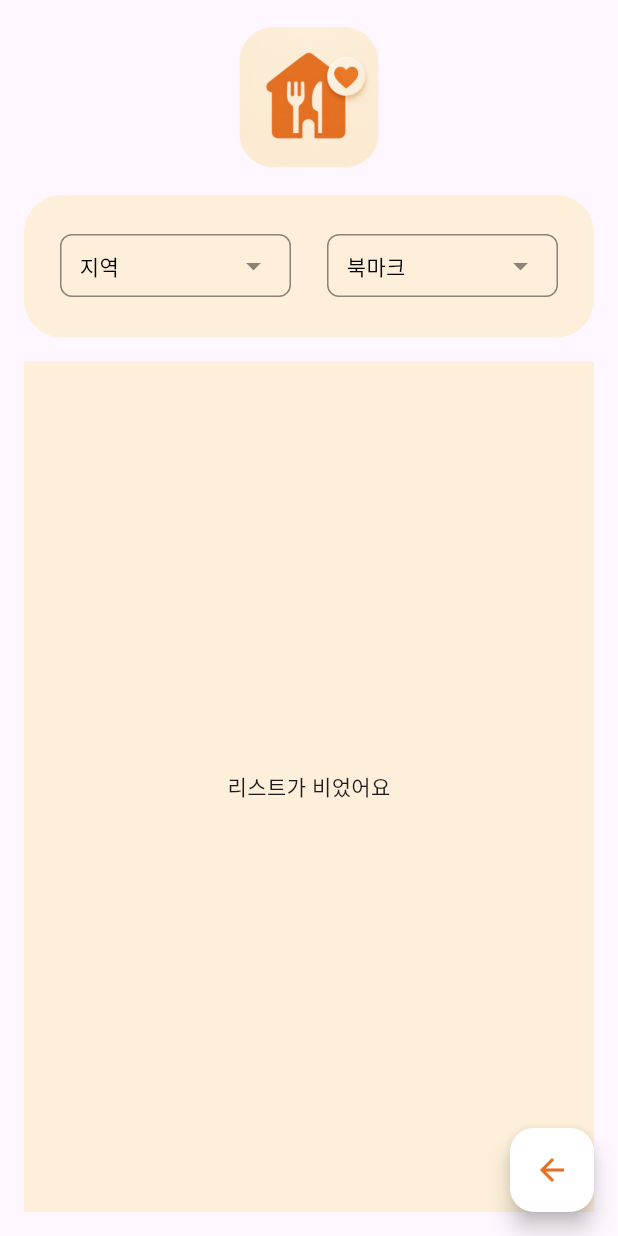
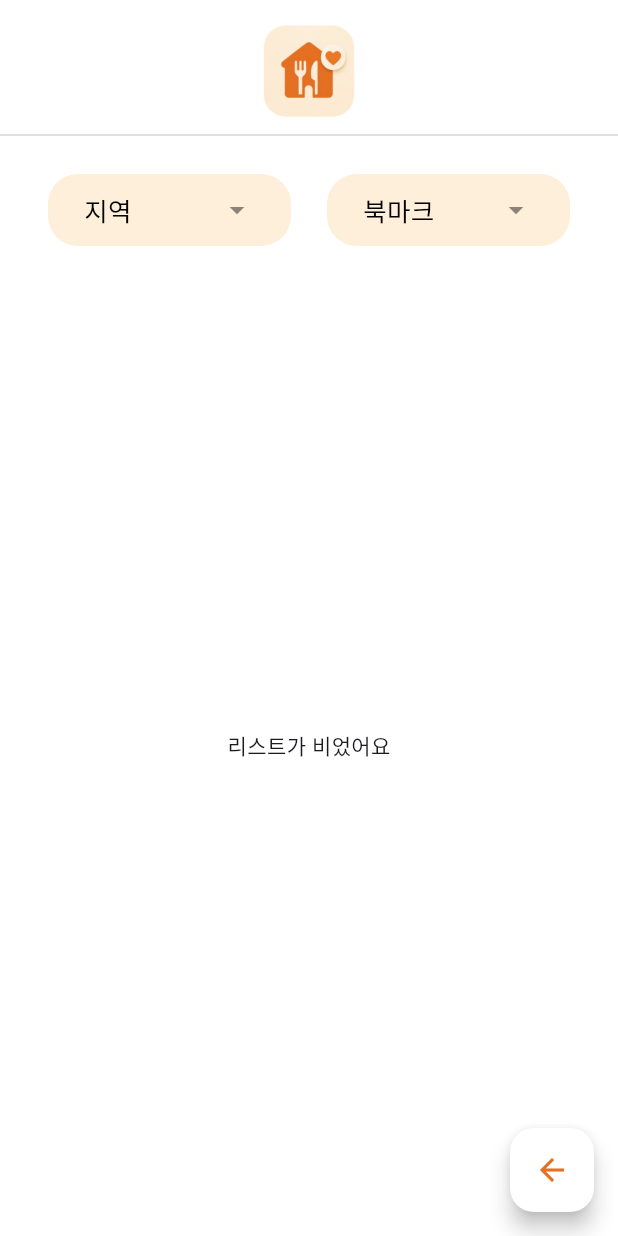
Before and after one commit to Euna-6/bookmark_in_seoul, a Flutter app: the HomeScreen screen opened directly, after a tap on the "bookmarks" icon, on a phone screen of 412 x 824 dp. Run offline on Flutter 3.47's test engine with Material 3 defaults, Android fonts, the phone set to English and light mode, and no system bars; our stand-ins replace cloud_firestore, firebase_auth, firebase_core, flutter_dotenv, flutter_riverpod, geocoding and 2 more; missing offline and left inert: kakao_flutter_sdk_user; accounts and stored records are empty; network calls fail.

Commit message:
전체적인 UI 수정

```diff
--- a/lib/component/filter_box.dart
+++ b/lib/component/filter_box.dart
@@ -33,15 +33,10 @@ class FilterBox extends ConsumerWidget {
         SizedBox(width: 16,),
         Expanded(
           child: Container(
-            decoration: BoxDecoration(
-              color: const Color(0xFFFDEFD9),
-              borderRadius: BorderRadius.circular(25),
-            ),
-            padding: const EdgeInsets.fromLTRB(16, 26, 16, 0),
+            padding: const EdgeInsets.fromLTRB(16, 16, 16, 0),
             child:
             Row(
               children: [
-                SizedBox(width:8,),
                 // 지역별 필터링
                 Expanded(
                     child: Column(
@@ -77,7 +72,6 @@ class FilterBox extends ConsumerWidget {
                     ],
                   )
                 ),
-                SizedBox(width:8,),
               ]
             ),
           ),
@@ -90,10 +84,10 @@ class FilterBox extends ConsumerWidget {
 
 Widget _filterButton({required String label, required bool isSelected}) {
   return Container(
-    padding: const EdgeInsets.symmetric(horizontal: 12, vertical: 8),
+    padding: const EdgeInsets.symmetric(horizontal: 24, vertical: 12),
     decoration: BoxDecoration(
-      border: Border.all(color: Colors.black45),
-      borderRadius: BorderRadius.circular(8),
+      color: Color(0xFFFDEFD9),
+      borderRadius: BorderRadius.circular(20),
     ),
     child: Row(
       mainAxisAlignment: MainAxisAlignment.spaceBetween,
@@ -101,7 +95,8 @@ Widget _filterButton({required String label, required bool isSelected}) {
         Text(
           label,
           style: TextStyle(
-            color: Colors.black
+            color: Colors.black,
+            fontSize: 17,
           ),
         ),
         const Icon(Icons.arrow_drop_down, color: Colors.black45),
@@ -132,13 +127,6 @@ void _showDistrictBottomSheet(BuildContext context, WidgetRef ref) {
                     const Text(
                       '지역 선택',
                       style: TextStyle(fontSize: 16, fontWeight: FontWeight.bold),
-                    ),
-                    TextButton(
-                      onPressed: () {
-                        ref.read(districtFilterProvider.notifier).clear();
-                        Navigator.pop(context);
-                      },
-                      child: const Text('전지역 보기'),
                     ),
                   ],
                 ),
@@ -185,7 +173,7 @@ void _showBookmarkBottomSheet(BuildContext context, WidgetRef ref, FilterMode mo
     ),
     builder: (context) {
       return SizedBox(
-        height: 360,
+        height: 320,
         child: Column(
           children: [
             // 상단 타이틀 + 초기화 버튼
--- a/lib/main.dart
+++ b/lib/main.dart
@@ -48,6 +48,9 @@ class MyApp extends ConsumerWidget {
     final authState = ref.watch(authStateProvider);
 
     return MaterialApp(
+      theme: ThemeData(
+        scaffoldBackgroundColor: Colors.white,
+      ),
       home: authState.when(
         data: (user) {
           // 로그인 상태면 메인화면, 아니면 로그인 화면
--- a/lib/screen/home_screen.dart
+++ b/lib/screen/home_screen.dart
@@ -75,20 +75,23 @@ class _HomeScreenState extends ConsumerState<HomeScreen> {
               SizedBox(height: 15),
               Image.asset(
                 'assets/icon/icon.png',
-                width: 100,
-                height: 100,
+                width: 65,
+                height: 65,
               ),
-              SizedBox(height: 15),
+              Divider(
+                height:20,
+                color: Color(0xFED6D6D6),
+              ),
               // 지역별, 북마크별 정렬 설정 박스 UI
               SizedBox(
-                  height: 95,
+                  height: 86,
                   child: FilterBox(mode: FilterMode.sort)
               ),
               // 하단 식당 목록
               Expanded(
                 child: Padding(
                   padding: const EdgeInsets.only(
-                      left: 16.0, right:16.0, top:16.0,
+                      left: 16.0, right:16.0,
                   ),
                   child: RestaurantListView(
                     restaurantList : restaurantList,
@@ -154,7 +157,6 @@ class RestaurantListView extends ConsumerWidget {
 
     if (isLoading) {
       return Container(
-        color: const Color(0xFFFDEFD9),
         child: Center(
           child: Column(
             mainAxisAlignment: MainAxisAlignment.center,
@@ -169,7 +171,6 @@ class RestaurantListView extends ConsumerWidget {
     }
 
     return Container(
-      color: const Color(0xFFFDEFD9),
       child: restaurantList.isEmpty
           ? Center(child: Text("등록된 식당이 없어요!"))
           : ListView.builder(
--- a/lib/screen/my_bookmark.dart
+++ b/lib/screen/my_bookmark.dart
@@ -41,23 +41,25 @@ class _MyBookmarkState extends ConsumerState<MyBookmark> {
             SizedBox(height: 15),
             Image.asset(
               'assets/icon/icon.png',
-              width: 100,
-              height: 100,
+              width: 65,
+              height: 65,
             ),
-            SizedBox(height: 15),
+            Divider(
+              height:20,
+              color: Color(0xFED6D6D6),
+            ),
             // 상단 북마크별 보기 설정
             SizedBox(
-                height: 95,
+                height: 86,
                 child: FilterBox(mode: FilterMode.filter)
             ),
             // 하단 식당 목록
             Expanded(
               child: Padding(
                 padding: const EdgeInsets.only(
-                  left: 16.0, right:16.0, top:16.0,
+                  left: 16.0, right:16.0,
                 ),
                 child: Container(
-                  color: const Color(0xFFFDEFD9),
                   child: filterList.isEmpty
                       ? Center(child: Text("리스트가 비었어요"))
                       : ListView.builder(
```
Also changed, not shown: lib/component/my_restaurant_item.dart (+21 -1 lines), lib/component/restaurant_item.dart (+36 -2 lines).
